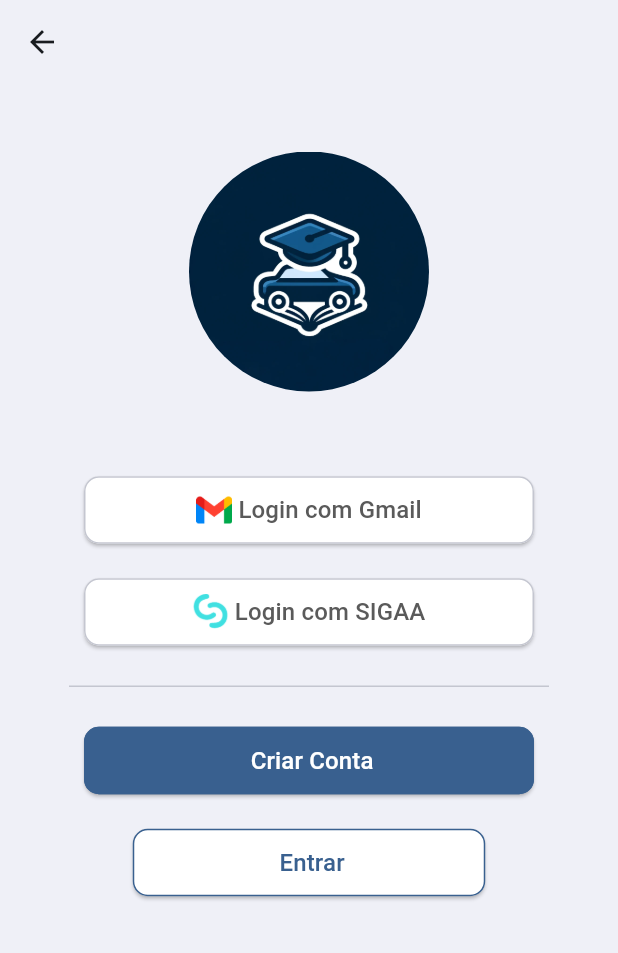
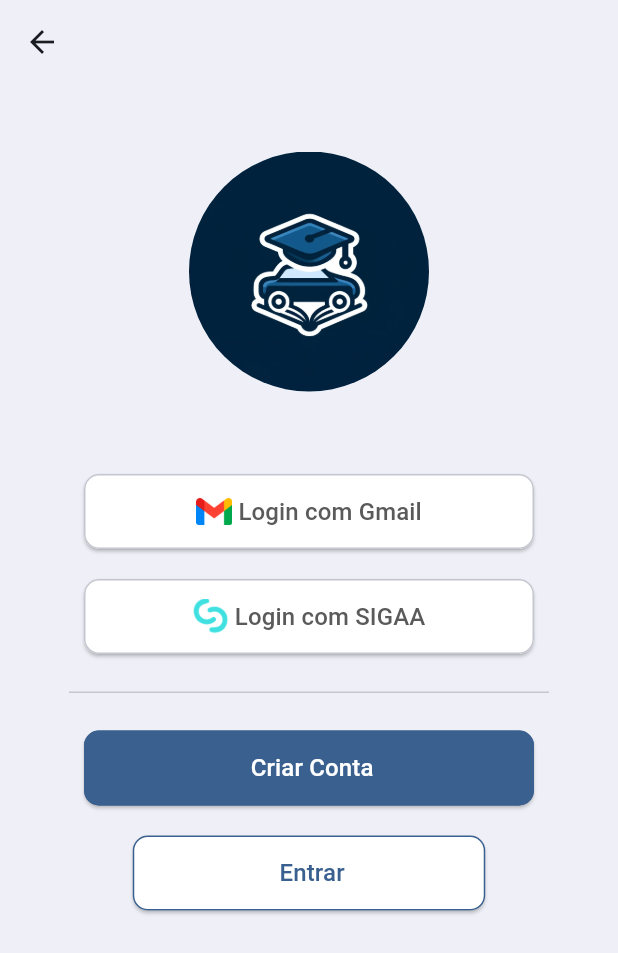
Before and after one commit to jady-lima/LevaEu, a Flutter app: the screen it shows after launch, after a tap on the "keyboard arrow right" icon, on a phone screen of 412 x 824 dp. Shown: the top 953 px of the screen. Run offline on Flutter 3.47's test engine with Material 3 defaults, Android fonts, the light colour scheme and no system bars.

Commit message:
login.dart
Tela de login

```diff
--- a/levaeu_mobile/lib/ui/home.dart
+++ b/levaeu_mobile/lib/ui/home.dart
@@ -26,7 +26,7 @@ class _HomeContent extends StatelessWidget {
             children: <Widget>[
 
               Container(
-                padding: const EdgeInsets.all(50.0),
+                padding: const EdgeInsets.all(30),
                 width: 250,
                 height: 250,
                 child: ClipRRect(
--- a/levaeu_mobile/lib/ui/home_login.dart
+++ b/levaeu_mobile/lib/ui/home_login.dart
@@ -37,12 +37,12 @@ class _HomeloginContent extends StatelessWidget{
 
               Container(
                 padding: const EdgeInsets.all(10),
-                child: buildElevatedButton(Colors.white, const Color.fromRGBO(90, 90, 90, 1.0), const Color.fromRGBO(196, 198, 208, 1.0), 300, 45,'img/logo_gmail.png', "Login com Gmail", context, Login())
+                child: buildElevatedButton(Colors.white, const Color.fromRGBO(90, 90, 90, 1.0), const Color.fromRGBO(196, 198, 208, 1.0), 300, 'img/logo_gmail.png', "Login com Gmail", context, Login())
               ),
 
               Container(
                 padding: const EdgeInsets.all(10),
-                child: buildElevatedButton(Colors.white, const Color.fromRGBO(90, 90, 90, 1.0), const Color.fromRGBO(196, 198, 208, 1.0), 300, 45, 'img/logo_sigaa.png', "Login com SIGAA", context, Login())
+                child: buildElevatedButton(Colors.white, const Color.fromRGBO(90, 90, 90, 1.0), const Color.fromRGBO(196, 198, 208, 1.0), 300, 'img/logo_sigaa.png', "Login com SIGAA", context, Login())
               ),
 
               const SizedBox(height: 15),
@@ -57,13 +57,13 @@ class _HomeloginContent extends StatelessWidget{
 
               Container(
                 padding: const EdgeInsets.all(10),
-                child: buildElevatedButton(const Color.fromRGBO(57, 96, 143, 1.0), const Color.fromRGBO(255, 255, 255, 1), const Color.fromRGBO(57, 96, 143, 1.0), 300, 45, null, "Criar Conta", context, Login())
+                child: buildElevatedButton(const Color.fromRGBO(57, 96, 143, 1.0), const Color.fromRGBO(255, 255, 255, 1), const Color.fromRGBO(57, 96, 143, 1.0), 300, null, "Criar Conta", context, Login())
               ),
 
               Container(
                 padding: const EdgeInsets.all(10),
-                child: buildElevatedButton(Colors.white, const Color.fromRGBO(57, 96, 143, 1.0), const Color.fromRGBO(57, 96, 143, 1.0), 235, 45, null, "Entrar", context, Login())
-                ),
+                child: buildElevatedButton(Colors.white, const Color.fromRGBO(57, 96, 143, 1.0), const Color.fromRGBO(57, 96, 143, 1.0), 235, null, "Entrar", context, Login())
+              ),
 
             ]
           ),
@@ -72,10 +72,10 @@ class _HomeloginContent extends StatelessWidget{
     );
   }
 
-  Widget buildElevatedButton(Color? colorButton, Color? colorText, Color colorBorder, double sizeWidth, double sizeHeight, String? imagePath, String text, BuildContext context, Widget f){
+  Widget buildElevatedButton(Color? colorButton, Color? colorText, Color colorBorder, double sizeWidth,  String? imagePath, String text, BuildContext context, Widget f){
     return ElevatedButton(
       style: ElevatedButton.styleFrom(
-        minimumSize: Size(sizeWidth, sizeHeight),
+        minimumSize: Size(sizeWidth, 50),
         backgroundColor: colorButton,
         shape: RoundedRectangleBorder(
           borderRadius: BorderRadius.circular(10),
--- a/levaeu_mobile/pubspec.yaml
+++ b/levaeu_mobile/pubspec.yaml
@@ -63,6 +63,7 @@ flutter:
     - img/logo.png
     - img/logo_sigaa.png
     - img/logo_gmail.png
+    - img/img_login.png
 
   # An image asset can refer to one or more resolution-specific "variants", see
   # https://flutter.dev/assets-and-images/#resolution-aware
```
Also changed, not shown: levaeu_mobile/lib/ui/login.dart (+106 -1 lines), levaeu_mobile/img/imagem_login.jpg (added), levaeu_mobile/img/imagem_login2.jpg (added), levaeu_mobile/img/img_login.png (added).
